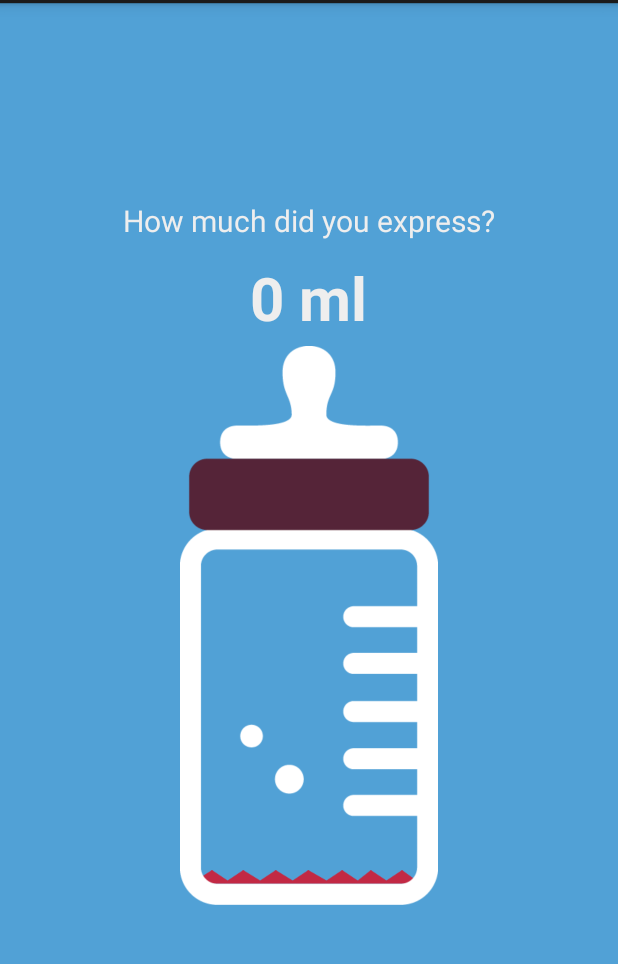
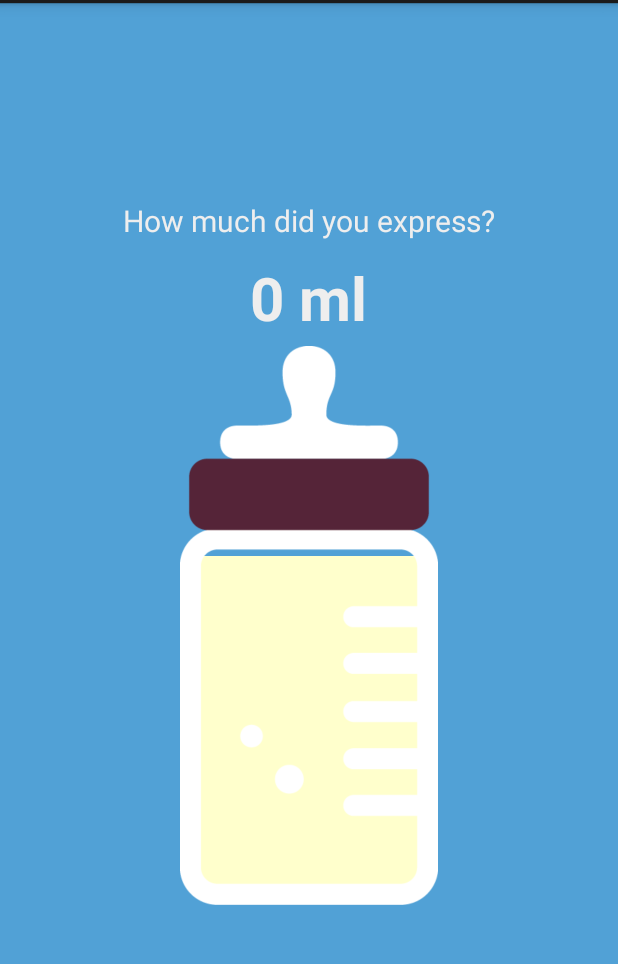
Before and after one commit to wijnanb/milky-way, an Android app: the fragment MilkFragment shown on its own in the app's theme, on a phone screen of 412 x 824 dp, the part 69-1033 px from its top. Run offline under Robolectric (Android 15) with nearby library versions, the phone set to English and light mode, and no system bars; libraries missing offline, so code that uses them is left out: roboguice.fragment, roboguice.inject; 1 statement that could not run was skipped.

Commit message:
Flesje vul

```diff
--- /dev/null
+++ b/app/src/main/java/be/newpage/milkyway/fragments/MilkView.java
@@ -0,0 +1,79 @@
+package be.newpage.milkyway.fragments;
+
+import android.content.Context;
+import android.graphics.Canvas;
+import android.graphics.Color;
+import android.graphics.Paint;
+import android.media.Image;
+import android.util.AttributeSet;
+import android.util.Log;
+import android.view.MotionEvent;
+import android.view.View;
+import android.widget.FrameLayout;
+import android.widget.ImageView;
+
+import be.newpage.milkyway.R;
+import roboguice.inject.InjectView;
+
+public class MilkView extends FrameLayout implements View.OnTouchListener {
+    private ImageView contents;
+    private float value = 0;
+    private int h = 0;
+    private int w = 0;
+    Paint p;
+
+    public MilkView(Context context) {
+        super(context);
+        init();
+    }
+
+    public MilkView(Context context, AttributeSet attrs) {
+        super(context, attrs);
+        init();
+    }
+
+    public MilkView(Context context, AttributeSet attrs, int defStyle) {
+        super(context, attrs, defStyle);
+        init();
+    }
+
+    private void init() {
+
+    }
+
+    @Override
+    protected void onFinishInflate() {
+        super.onFinishInflate();
+
+        setWillNotDraw(false);
+
+        contents = (ImageView) findViewById(R.id.contents);
+        w = contents.getLayoutParams().width;
+        h = contents.getLayoutParams().height;
+
+        p = new Paint();
+        p.setColor(Color.BLUE);
+
+        contents.setOnTouchListener(this);
+    }
+
+    @Override
+    protected void onDraw(Canvas canvas) {
+        super.onDraw(canvas);
+
+
+        canvas.drawRect(0.0f,0.0f,(float)w,(value*h), p);
+    }
+
+    @Override
+    public boolean onTouch(View v, MotionEvent event) {
+        float y = event.getY();
+        float cropped = Math.max(0, Math.min(y, h));
+        value = 1 - (cropped / ((float)h));
+        Log.d("touch", "y: " + cropped + " value: " + value);
+
+        invalidate();
+
+        return true;
+    }
+}
--- /dev/null
+++ b/app/src/main/res/drawable/rectangle.xml
@@ -0,0 +1,4 @@
+<?xml version="1.0" encoding="UTF-8"?>
+<shape xmlns:android="http://schemas.android.com/apk/res/android" android:id="@+id/listview_background_shape">
+<solid android:color="#ffffffcc" />
+</shape>
--- a/app/src/main/res/layout/fragment_milk.xml
+++ b/app/src/main/res/layout/fragment_milk.xml
@@ -29,17 +29,19 @@
         android:fontFamily="sans-serif"
         android:textColor="@color/text_white"/>
 
-    <FrameLayout
+    <be.newpage.milkyway.fragments.MilkView
+        android:id="@+id/flesje"
         android:layout_gravity="center"
-        android:layout_width="wrap_content"
-        android:layout_height="wrap_content">
+        android:layout_width="172dp"
+        android:layout_height="372.5dp">
 
         <ImageView
-            android:layout_gravity="bottom"
-            android:layout_marginBottom="14dp"
-            android:layout_width="172dp"
-            android:layout_height="9dp"
-            android:src="@drawable/flesje_contents"/>
+            android:id="@+id/contents"
+            android:layout_marginTop="140dp"
+            android:layout_marginLeft="5dp"
+            android:layout_width="162dp"
+            android:layout_height="219dp"
+            android:src="@drawable/rectangle"/>
 
         <ImageView
             android:layout_width="172dp"
@@ -47,7 +49,8 @@
             android:src="@drawable/flesje"/>
 
 
-    </FrameLayout>
+
+    </be.newpage.milkyway.fragments.MilkView>
 
 
               </LinearLayout>
```
Also changed, not shown: app/src/main/java/be/newpage/milkyway/fragments/MilkFragment.java (+7 -0 lines), app/src/main/res/drawable/flesje.png, 2 other files.
